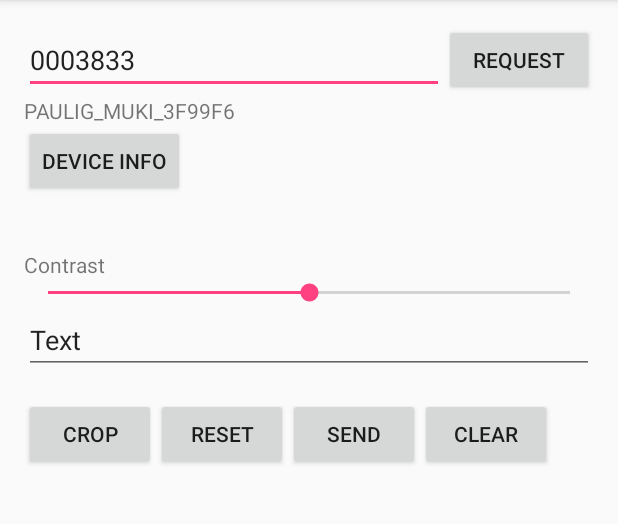
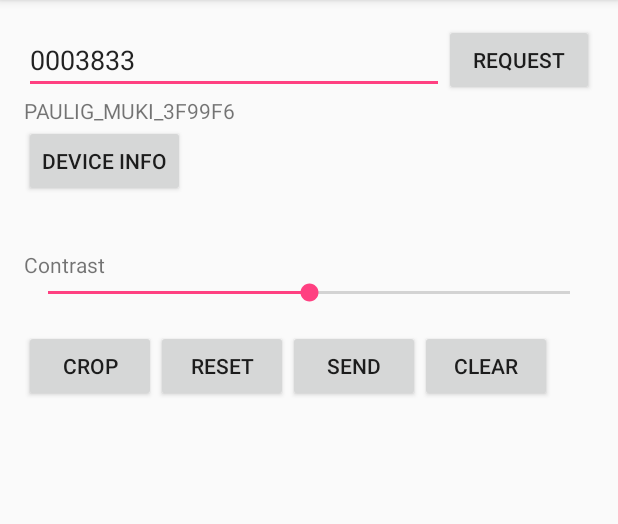
Before and after one commit to walliski/How-am-I-powered, an Android app: the screen it shows after launch (MainActivity), on a phone screen of 412 x 824 dp, the part 84-608 px from its top. Run offline under Robolectric (Android 15) with nearby library versions, the phone set to English and light mode, and no system bars; 7 statements that could not run were skipped.

Commit message:
Remove text field

```diff
--- a/MukiTestApp/app/src/main/java/com/muki/MainActivity.java
+++ b/MukiTestApp/app/src/main/java/com/muki/MainActivity.java
@@ -44,7 +44,6 @@ import java.util.Set;
 public class MainActivity extends AppCompatActivity {
 
     private EditText mSerialNumberEdit;
-    private EditText mTextInput;
     private TextView mCupIdText;
     private TextView mDeviceInfoText;
     private ImageView mCupImage;
@@ -125,8 +124,6 @@ public class MainActivity extends AppCompatActivity {
         mDeviceInfoText = (TextView) findViewById(R.id.deviceInfoText);
         mCupImage = (ImageView) findViewById(R.id.imageSrc);
         //mCupAddress = "D3:E1:C4:3F:99:F6"; // Cup
-
-        mTextInput = (EditText) findViewById(R.id.textInput);
 
         mContrastSeekBar = (SeekBar) findViewById(R.id.contrastSeekBar);
         mContrastSeekBar.setOnSeekBarChangeListener(new SeekBar.OnSeekBarChangeListener() {
@@ -227,7 +224,6 @@ public class MainActivity extends AppCompatActivity {
 
     public void send(View view) {
         showProgress();
-        drawTxt(mTextInput.getText().toString(), 30, 0, 264);
         mMukiCupApi.sendImage(mImage, new ImageProperties(mContrast), mCupId);
     }
 
--- a/MukiTestApp/app/src/main/res/layout/activity_main.xml
+++ b/MukiTestApp/app/src/main/res/layout/activity_main.xml
@@ -63,14 +63,6 @@
         android:layout_height="wrap_content"
         android:max="200"/>
 
-    <EditText
-        android:layout_width="match_parent"
-        android:layout_height="wrap_content"
-        android:inputType="textPersonName"
-        android:text="Text"
-        android:ems="10"
-        android:id="@+id/textInput" />
-
     <LinearLayout
         android:layout_width="match_parent"
         android:layout_height="wrap_content"
```
